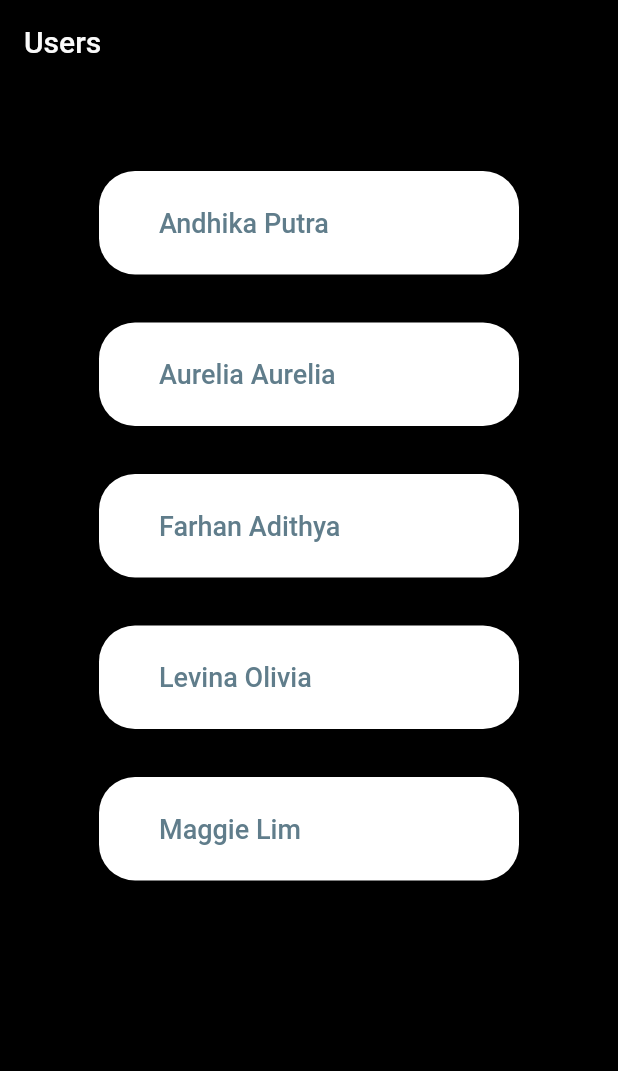
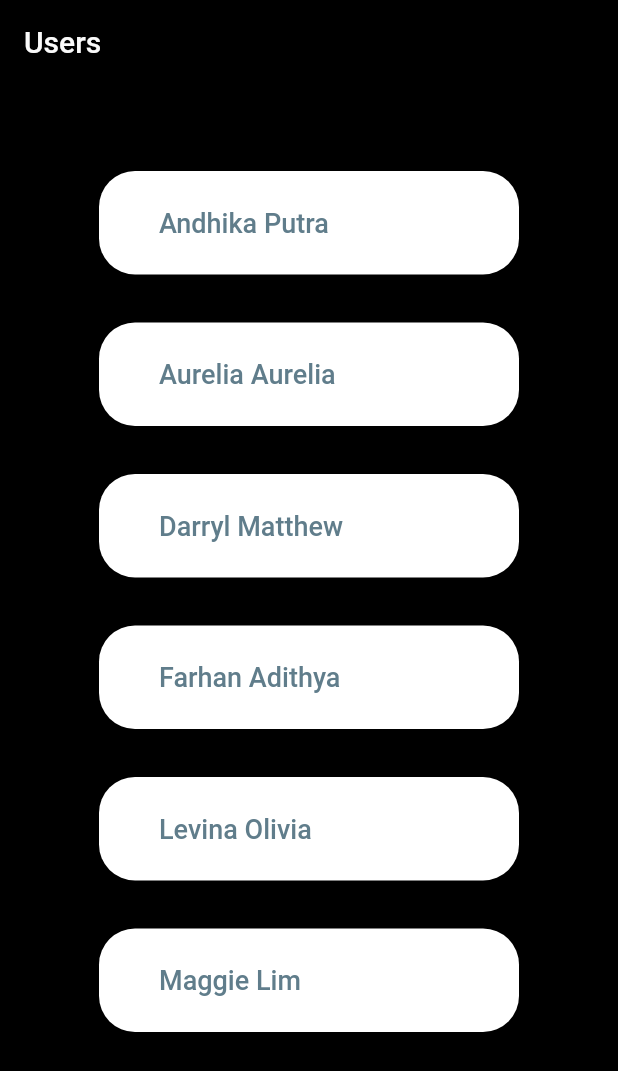
Before and after one commit to voulder/flutter_project, a Flutter app: the screen it shows after launch, on a phone screen of 412 x 824 dp. Shown: the top 1071 px of the screen. Run offline on Flutter 3.47's test engine with Material 2 defaults, Android fonts, the phone set to English and light mode, and no system bars; our stand-ins replace cached_network_image, google_fonts, image_picker, jiffy, transparent_image; missing offline and left inert: stream_feed_flutter_core.

Commit message:
Add user

```diff
--- a/lib/app/state/demo_users.dart
+++ b/lib/app/state/demo_users.dart
@@ -17,6 +17,7 @@ void generate() {
 enum DemoAppUser {
   andy,
   aurel,
+  darryl,
   farhan,
   levina,
   maggie,
@@ -26,6 +27,7 @@ extension DemoAppUserX on DemoAppUser {
   String get id => {
         DemoAppUser.andy: 'andhika-putra',
         DemoAppUser.aurel: 'aurelia-aurelia',
+        DemoAppUser.darryl: 'darryl-matthew',
         DemoAppUser.farhan: 'farhan-adithya',
         DemoAppUser.levina: 'levina-olivia',
         DemoAppUser.maggie: 'maggie-lim',
@@ -34,6 +36,7 @@ extension DemoAppUserX on DemoAppUser {
   String? get name => {
         DemoAppUser.andy: 'Andhika Putra',
         DemoAppUser.aurel: 'Aurelia Aurelia',
+        DemoAppUser.darryl: 'Darryl Matthew',
         DemoAppUser.farhan: 'Farhan Adithya',
         DemoAppUser.levina: 'Levina Olivia',
         DemoAppUser.maggie: 'Maggie Lim',
@@ -49,6 +52,11 @@ extension DemoAppUserX on DemoAppUser {
           'first_name': 'Aurelia',
           'last_name': 'Aurelia',
           'full_name': 'Aurelia Aurelia',
+        },
+        DemoAppUser.darryl: {
+          'first_name': 'Darryl',
+          'last_name': 'Matthew',
+          'full_name': 'Darryl Matthew',
         },
         DemoAppUser.farhan: {
           'first_name': 'Farhan',
@@ -71,6 +79,7 @@ extension DemoAppUserX on DemoAppUser {
     final frontendTokens = <DemoAppUser, Token>{
       DemoAppUser.andy: serverClient.frontendToken('andhika-putra'),
       DemoAppUser.aurel: serverClient.frontendToken('aurelia-aurelia'),
+      DemoAppUser.darryl: serverClient.frontendToken('darryl-matthew'),
       DemoAppUser.farhan: serverClient.frontendToken('farhan-adithya'),
       DemoAppUser.levina: serverClient.frontendToken('levina-olivia'),
       DemoAppUser.maggie: serverClient.frontendToken('maggie-lim'),
```
Also changed, not shown: 1 other file.
